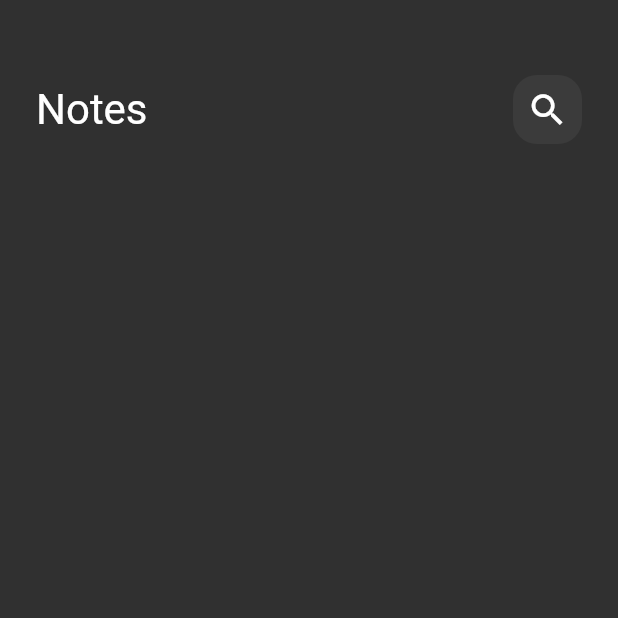
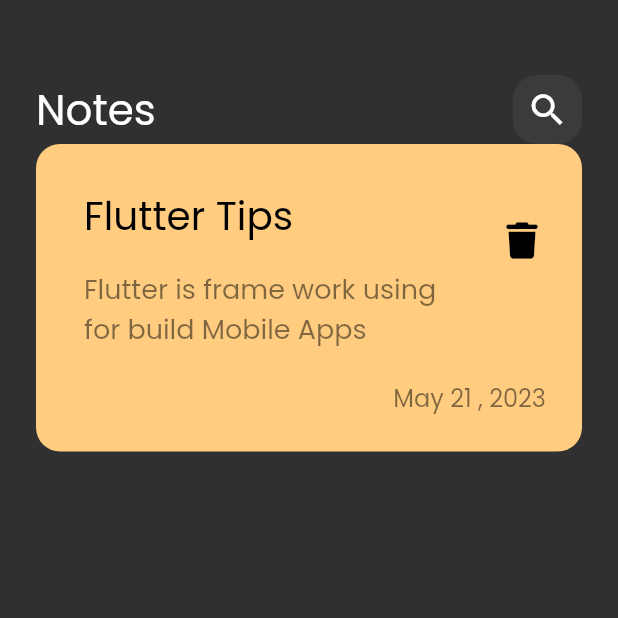
Before and after one commit to MinaAdly2/notes-app, a Flutter app: the screen it shows after launch, on a phone screen of 412 x 824 dp, the top half of it. Run offline on Flutter 3.47's test engine with Material 2 defaults, Android fonts, the phone set to English and light mode, and no system bars; our stand-ins replace font_awesome_flutter.

Commit message:
create note item

```diff
--- a/lib/main.dart
+++ b/lib/main.dart
@@ -14,6 +14,7 @@ class NotesApp extends StatelessWidget {
       debugShowCheckedModeBanner: false,
       theme: ThemeData(
         brightness: Brightness.dark,
+        fontFamily: 'Poppins'
       ),
       home: const NotesView(),
     );
--- /dev/null
+++ b/lib/views/widgets/note_item.dart
@@ -0,0 +1,63 @@
+import 'package:flutter/material.dart';
+import 'package:font_awesome_flutter/font_awesome_flutter.dart';
+
+class NoteItem extends StatelessWidget {
+  const NoteItem({super.key});
+
+  @override
+  Widget build(BuildContext context) {
+    return Container(
+      padding: const EdgeInsetsDirectional.only(
+        top: 24,
+        bottom: 24,
+        start: 16,
+      ),
+      decoration: BoxDecoration(
+        color: const Color(0xffFFCC80),
+        borderRadius: BorderRadius.circular(16),
+      ),
+      child: Column(
+        crossAxisAlignment: CrossAxisAlignment.end,
+        children: [
+          ListTile(
+            title: const Text(
+              'Flutter Tips',
+              style: TextStyle(color: Colors.black, fontSize: 26),
+            ),
+            subtitle: Padding(
+              padding: const EdgeInsets.only(
+                top: 16,
+                bottom: 16,
+              ),
+              child: Text(
+                'Flutter is frame work using for build Mobile Apps',
+                style: TextStyle(
+                  color: Colors.black.withOpacity(0.5),
+                  fontSize: 18,
+                ),
+              ),
+            ),
+            trailing: IconButton(
+              onPressed: () {},
+              icon: const Icon(
+                FontAwesomeIcons.trash,
+                color: Colors.black,
+                size: 24,
+              ),
+            ),
+          ),
+          Padding(
+            padding: const EdgeInsetsDirectional.only(end: 24),
+            child: Text(
+              'May 21 , 2023',
+              style: TextStyle(
+                color: Colors.black.withOpacity(0.5),
+                fontSize: 16,
+              ),
+            ),
+          ),
+        ],
+      ),
+    );
+  }
+}
--- a/lib/views/widgets/notes_view_body.dart
+++ b/lib/views/widgets/notes_view_body.dart
@@ -1,5 +1,6 @@
 import 'package:flutter/material.dart';
 import 'package:notes_app/views/widgets/custom_app_bar.dart';
+import 'package:notes_app/views/widgets/note_item.dart';
 
 class NotesViewBody extends StatelessWidget {
   const NotesViewBody({super.key});
@@ -14,6 +15,7 @@ class NotesViewBody extends StatelessWidget {
             height: 50,
           ),
           CustomAppBar(),
+          NoteItem(),
         ],
       ),
     );
```
Also changed, not shown: pubspec.yaml (+7 -11 lines), assets/fonts/Poppins-Regular.ttf (added), pubspec.lock.
